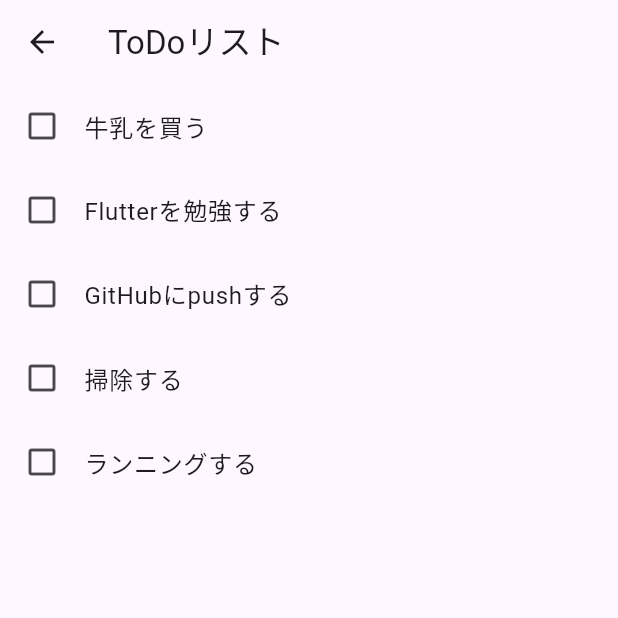
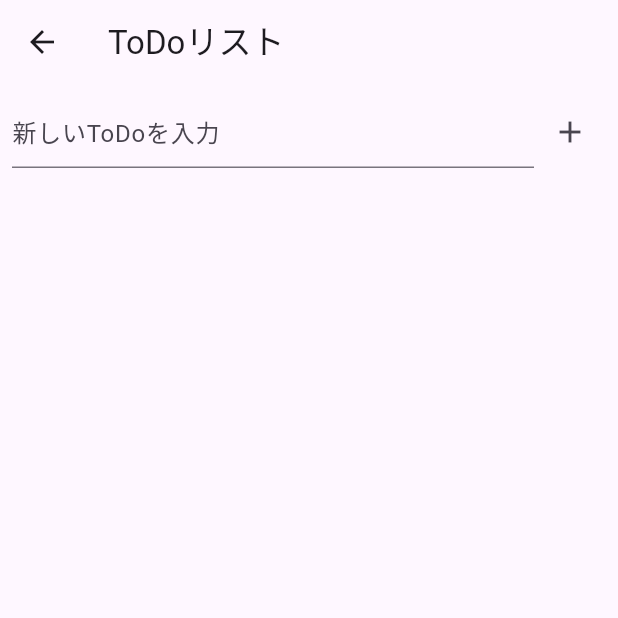
Before and after one commit to Sumire2125/flutter_sample_ios_app, a Flutter app: the TodoListScreen screen opened directly, on a phone screen of 412 x 824 dp, the top half of it. Run offline on Flutter 3.47's test engine with Material 3 defaults, Android fonts, the phone set to English and light mode, and no system bars.

Commit message:
ステップ3

```diff
--- a/lib/main.dart
+++ b/lib/main.dart
@@ -42,31 +42,81 @@ class HomeScreen extends StatelessWidget {
   }
 }
 
-// ToDoリスト画面（ステップ2）
-class TodoListScreen extends StatelessWidget {
+// ステップ3
+// ToDoリスト画面を表すWidget（ここはStatefulにする）
+// StatefulWidget = 画面の中身が変化する（状態を持つ）Widget
+class TodoListScreen extends StatefulWidget {
   const TodoListScreen({super.key});
+
+  // createState() で状態クラスを紐づける
+  @override
+  State<TodoListScreen> createState() => _TodoListScreenState();
+}
+
+// 画面の「状態」を管理するクラス
+class _TodoListScreenState extends State<TodoListScreen> {
+  // 入力されたToDoを保存するリスト
+  final List<String> _todos = [];
+
+  // 入力欄（TextField）の中身を操作するコントローラ
+  final TextEditingController _controller = TextEditingController();
 
   @override
   Widget build(BuildContext context) {
-    // ダミーデータ（あとで入力フォームで増やせるようにする）
-    final todos = [
-      '牛乳を買う',
-      'Flutterを勉強する',
-      'GitHubにpushする',
-      '掃除する',
-      'ランニングする',
-    ];
+    return Scaffold(
+      // 上のタイトルバー
+      appBar: AppBar(title: const Text('ToDoリスト')),
 
-    return Scaffold(
-      appBar: AppBar(title: const Text('ToDoリスト')),
-      body: ListView.builder(
-        itemCount: todos.length,
-        itemBuilder: (context, index) {
-          return ListTile(
-            leading: const Icon(Icons.check_box_outline_blank),
-            title: Text(todos[index]),
-          );
-        },
+      // 画面の中身を縦に並べる
+      body: Column(
+        children: [
+          // 入力欄と＋ボタンを横に並べる部分
+          Padding(
+            padding: const EdgeInsets.all(8.0),
+            child: Row(
+              children: [
+                // 入力欄（画面幅に合わせて広がるようにExpandedで包む）
+                Expanded(
+                  child: TextField(
+                    controller: _controller, // 入力内容を取得するコントローラを設定
+                    decoration: const InputDecoration(
+                      hintText: '新しいToDoを入力', // 入力欄のヒント文字
+                    ),
+                  ),
+                ),
+                // ＋ボタン（アイコンボタン）
+                IconButton(
+                  icon: const Icon(Icons.add),
+                  onPressed: () {
+                    // 入力欄が空じゃなければ追加
+                    if (_controller.text.isNotEmpty) {
+                      setState(() {
+                        // リストに入力内容を追加
+                        _todos.add(_controller.text);
+                        // 入力欄をクリア
+                        _controller.clear();
+                      });
+                    }
+                  },
+                ),
+              ],
+            ),
+          ),
+          // ToDoリストを縦に表示する部分
+          Expanded(
+            child: ListView.builder(
+              itemCount: _todos.length, // リストの要素数
+              itemBuilder: (context, index) {
+                return ListTile(
+                  // 左にチェックボックス風アイコン
+                  leading: const Icon(Icons.check_box_outline_blank),
+                  // 中央にToDoの文字列を表示
+                  title: Text(_todos[index]),
+                );
+              },
+            ),
+          ),
+        ],
       ),
     );
   }
```
